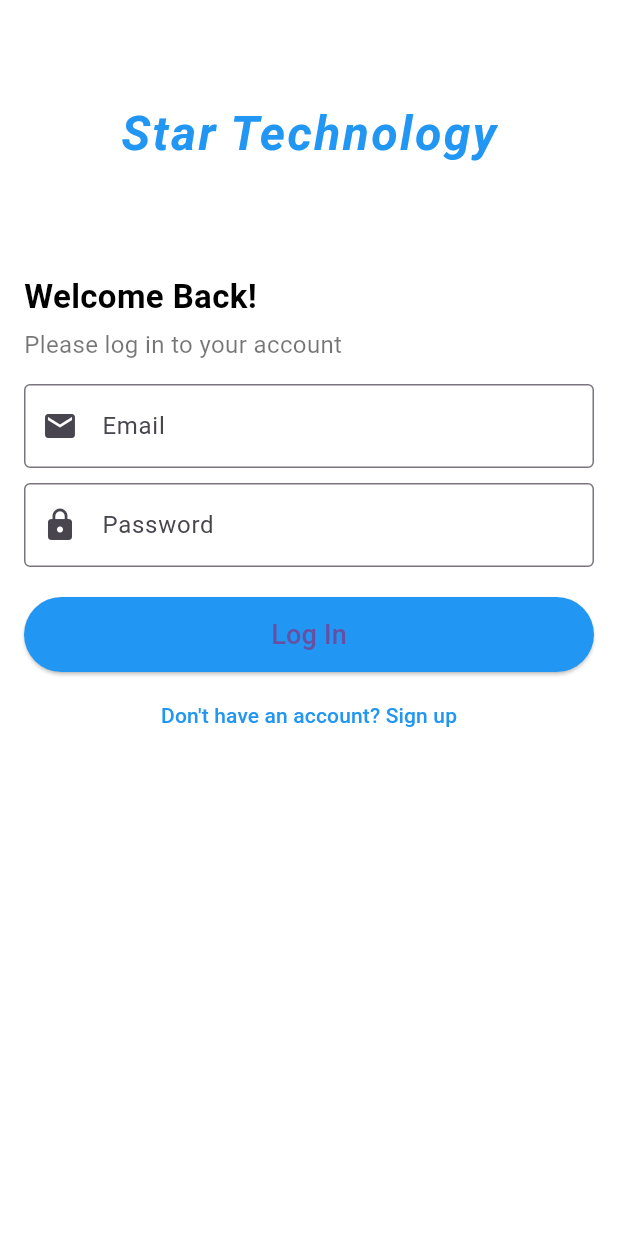
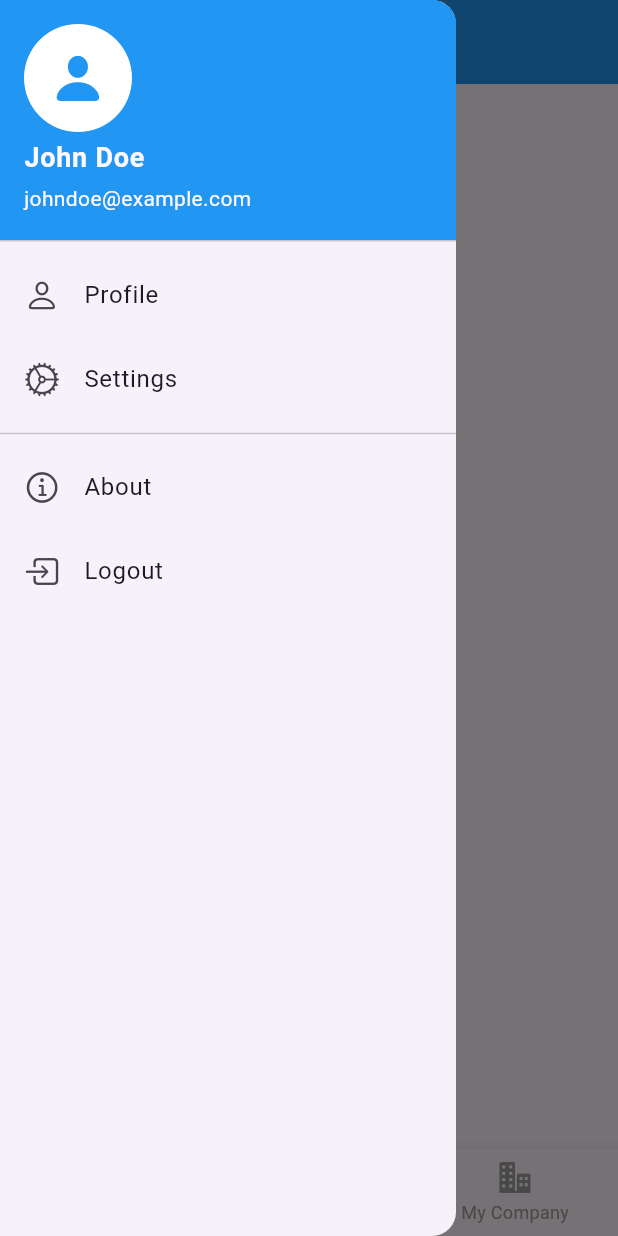
Before and after one commit to ITsparr/star-industry, a Flutter app: the screen it shows after launch, with the side drawer open (before the commit the screen has no drawer), on a phone screen of 412 x 824 dp. Run offline on Flutter 3.47's test engine with Material 3 defaults, Android fonts, the phone set to English and light mode, and no system bars; our stand-ins replace shimmer.

Commit message:
home page

```diff
--- a/lib/main.dart
+++ b/lib/main.dart
@@ -1,5 +1,5 @@
 import 'package:flutter/material.dart';
-import 'screens/splash_screen.dart';
+import 'starting_screen/splash_screen.dart';
 
 void main() {
   runApp(const MyApp());
--- /dev/null
+++ b/lib/screens/home_page.dart
@@ -0,0 +1,141 @@
+import 'package:flutter/material.dart';
+import 'package:flutter/cupertino.dart';
+
+class HomePage extends StatefulWidget {
+  const HomePage({super.key});
+
+  @override
+  State<HomePage> createState() => _HomePageState();
+}
+
+class _HomePageState extends State<HomePage> {
+  int _currentIndex = 0;
+
+  // List of widgets for each page
+  final List<Widget> _pages = [
+    const Center(child: Text('Home Page', style: TextStyle(fontSize: 24))),
+    const Center(child: Text('My Network', style: TextStyle(fontSize: 24))),
+    const Center(child: Text('My Company', style: TextStyle(fontSize: 24))),
+  ];
+
+  @override
+  Widget build(BuildContext context) {
+    return Scaffold(
+      appBar: AppBar(
+        title: const Text(
+          'Star Technology',
+          style: TextStyle(
+            fontSize: 20, // Larger text size
+            fontWeight: FontWeight.w600, // Semi-bold font weight
+            fontStyle: FontStyle.italic, // Slanted (italic) font style
+            letterSpacing: 1.5, // Adds spacing between letters
+            color: Colors.white,
+          ),
+        ),
+        backgroundColor: Colors.blue,
+        elevation: 0,
+        leading: Builder(
+          builder: (context) => IconButton(
+            icon: const Icon(CupertinoIcons.bars),
+            onPressed: () {
+              Scaffold.of(context).openDrawer();
+            },
+          ),
+        ),
+      ),
+      drawer: Drawer(
+        child: Column(
+          children: [
+            // Drawer Header
+            const UserAccountsDrawerHeader(
+              decoration: BoxDecoration(color: Colors.blue),
+              accountName: Text(
+                'John Doe',
+                style: TextStyle(
+                  fontSize: 18,
+                  fontWeight: FontWeight.bold,
+                ),
+              ),
+              accountEmail: Text(
+                'johndoe@example.com',
+                style: TextStyle(fontSize: 14),
+              ),
+              currentAccountPicture: CircleAvatar(
+                backgroundColor: Colors.white,
+                child: Icon(
+                  CupertinoIcons.person_fill,
+                  size: 40,
+                  color: Colors.blue,
+                ),
+              ),
+            ),
+            // Drawer Items
+            Expanded(
+              child: ListView(
+                children: [
+                  ListTile(
+                    leading: const Icon(CupertinoIcons.person),
+                    title: const Text('Profile'),
+                    onTap: () {
+                      Navigator.pop(context);
+                    },
+                  ),
+                  ListTile(
+                    leading: const Icon(CupertinoIcons.settings),
+                    title: const Text('Settings'),
+                    onTap: () {
+                      Navigator.pop(context);
+                    },
+                  ),
+                  const Divider(), // Adds a separator
+                  ListTile(
+                    leading: const Icon(CupertinoIcons.info_circle),
+                    title: const Text('About'),
+                    onTap: () {
+                      Navigator.pop(context);
+                    },
+                  ),
+                  ListTile(
+                    leading: const Icon(CupertinoIcons.square_arrow_right),
+                    title: const Text('Logout'),
+                    onTap: () {
+                      Navigator.pop(context);
+                    },
+                  ),
+                ],
+              ),
+            ),
+          ],
+        ),
+      ),
+      body: SafeArea(
+        child: _pages[_currentIndex],
+      ),
+      bottomNavigationBar: BottomNavigationBar(
+        currentIndex: _currentIndex,
+        onTap: (index) {
+          setState(() {
+            _currentIndex = index;
+          });
+        },
+        selectedItemColor: Colors.blue,
+        unselectedItemColor: Colors.grey,
+        type: BottomNavigationBarType.fixed,
+        items: const [
+          BottomNavigationBarItem(
+            icon: Icon(CupertinoIcons.home),
+            label: 'Home',
+          ),
+          BottomNavigationBarItem(
+            icon: Icon(CupertinoIcons.person_2),
+            label: 'My Network',
+          ),
+          BottomNavigationBarItem(
+            icon: Icon(CupertinoIcons.building_2_fill),
+            label: 'My Company',
+          ),
+        ],
+      ),
+    );
+  }
+}
--- a/lib/screens/splash_screen.dart
+++ b/lib/starting_screen/splash_screen.dart
@@ -1,6 +1,6 @@
 import 'package:flutter/material.dart';
+import 'package:flutter_application_1/screens/home_page.dart';
 import 'dart:async';
-import 'login_page.dart';
 
 class SplashScreen extends StatefulWidget {
   const SplashScreen({super.key});
@@ -39,8 +39,7 @@ class SplashScreenState extends State<SplashScreen>
 
   PageRouteBuilder _createRoute() {
     return PageRouteBuilder(
-      pageBuilder: (context, animation, secondaryAnimation) =>
-          const LoginPage(),
+      pageBuilder: (context, animation, secondaryAnimation) => const HomePage(),
       transitionsBuilder: (context, animation, secondaryAnimation, child) {
         const begin = Offset(0.0, 1.0);
         const end = Offset.zero;
--- a/pubspec.yaml
+++ b/pubspec.yaml
@@ -35,6 +35,7 @@ dependencies:
   # The following adds the Cupertino Icons font to your application.
   # Use with the CupertinoIcons class for iOS style icons.
   cupertino_icons: ^1.0.8
+  shimmer: ^3.0.0
 
 dev_dependencies:
   flutter_test:
```
Also changed, not shown: lib/screen_load/profile_loading_skeleton.dart (added, +115 -0 lines), pubspec.lock, 1 other file.
